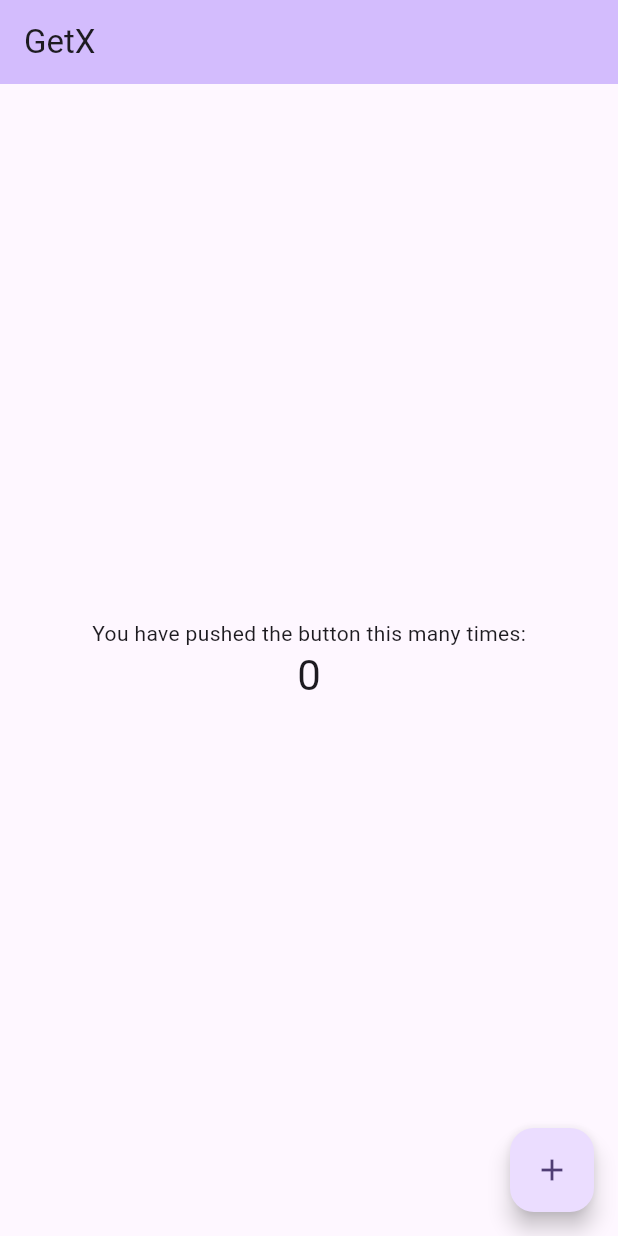
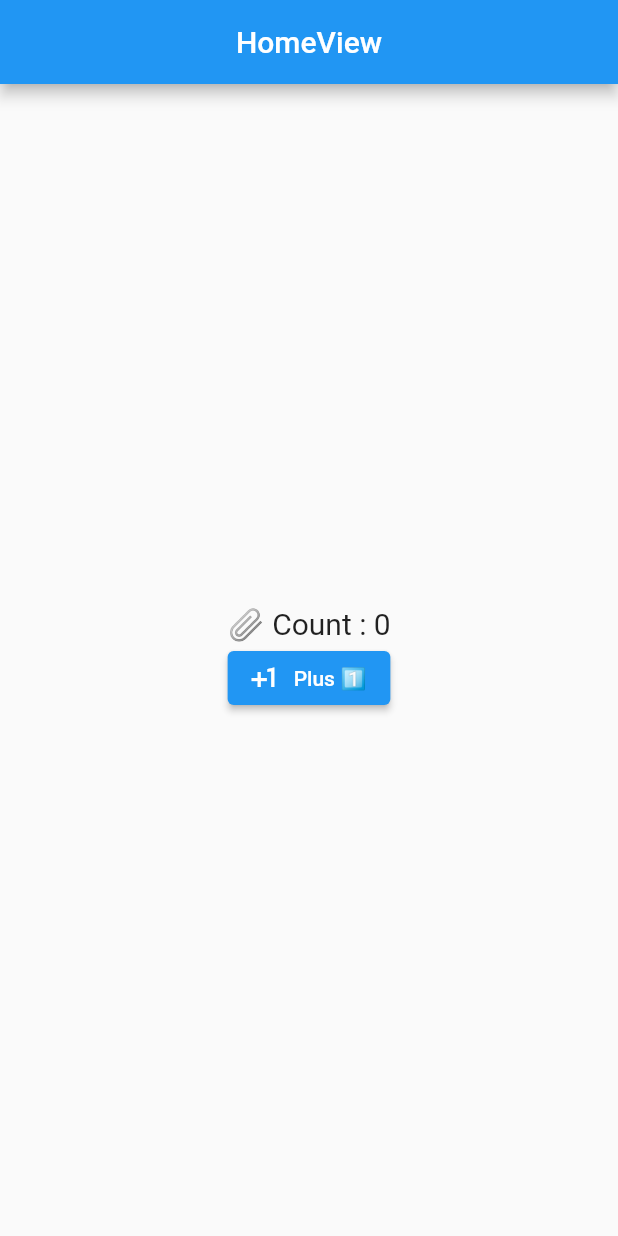
Before and after one commit to Nwarapork/intro-getX, a Flutter app: the screen it shows after launch, on a phone screen of 412 x 824 dp. Run offline on Flutter 3.47's test engine with Material 2 defaults, Android fonts, the phone set to English and light mode, and no system bars; our stand-ins replace get.

Commit message:
getX architecture
get_cli build getX architecture

```diff
--- /dev/null
+++ b/lib/app/modules/home/controllers/home_controller.dart
@@ -0,0 +1,23 @@
+import 'package:get/get.dart';
+
+class HomeController extends GetxController {
+  //TODO: Implement HomeController
+
+  final count = 0.obs;
+  @override
+  void onInit() {
+    super.onInit();
+  }
+
+  @override
+  void onReady() {
+    super.onReady();
+  }
+
+  @override
+  void onClose() {
+    super.onClose();
+  }
+
+  void increment() => count.value++;
+}
--- /dev/null
+++ b/lib/app/modules/home/views/home_view.dart
@@ -0,0 +1,35 @@
+import 'package:flutter/material.dart';
+
+import 'package:get/get.dart';
+
+import '../controllers/home_controller.dart';
+
+class HomeView extends GetView<HomeController> {
+  const HomeView({Key? key}) : super(key: key);
+  @override
+  Widget build(BuildContext context) {
+    return Scaffold(
+        appBar: AppBar(
+          title: const Text('HomeView'),
+          centerTitle: true,
+        ),
+        body: Column(
+          mainAxisAlignment: MainAxisAlignment.center,
+          children: [
+            Center(
+                child: Obx(
+              () => Text(
+                '📎 Count : ${controller.count.value}',
+                style: const TextStyle(fontSize: 20),
+              ),
+            )),
+            ElevatedButton.icon(
+                onPressed: () {
+                  controller.increment();
+                },
+                icon: const Icon(Icons.plus_one),
+                label: const Text('Plus 1️⃣'))
+          ],
+        ));
+  }
+}
--- a/lib/main.dart
+++ b/lib/main.dart
@@ -1,62 +1,15 @@
 import 'package:flutter/material.dart';
+
 import 'package:get/get.dart';
 
+import 'app/routes/app_pages.dart';
+
 void main() {
-  runApp(const MyApp());
+  runApp(
+    GetMaterialApp(
+      title: "Application",
+      initialRoute: AppPages.INITIAL,
+      getPages: AppPages.routes,
+    ),
+  );
 }
-
-class MyApp extends StatelessWidget {
-  const MyApp({super.key});
-
-  // This widget is the root of your application.
-  @override
-  Widget build(BuildContext context) {
-    return GetMaterialApp(
-      title: 'Flutter Demo',
-      theme: ThemeData(
-        colorScheme: ColorScheme.fromSeed(seedColor: Colors.deepPurple),
-        useMaterial3: true,
-      ),
-      home: MyHomePage(),
-    );
-  }
-}
-
-class MyHomePage extends StatelessWidget {
-  final _counter = 0.obs;
-
-  void _incrementCounter() {
-    _counter.value++;
-  }
-
-  @override
-  Widget build(BuildContext context) {
-    return Scaffold(
-      appBar: AppBar(
-        backgroundColor: Theme.of(context).colorScheme.inversePrimary,
-        title: Text("GetX "),
-      ),
-      body: Center(
-        child: Column(
-          mainAxisAlignment: MainAxisAlignment.center,
-          children: <Widget>[
-            const Text(
-              'You have pushed the button this many times:',
-            ),
-            Obx(
-              () => Text(
-                '${_counter.value }',
-                style: Theme.of(context).textTheme.headlineMedium,
-              ),
-            )
-          ],
-        ),
-      ),
-      floatingActionButton: FloatingActionButton(
-        onPressed: _incrementCounter,
-        tooltip: 'Increment',
-        child: const Icon(Icons.add),
-      ), // This trailing comma makes auto-formatting nicer for build methods.
-    );
-  }
-}
```
Also changed, not shown: lib/app/modules/home/bindings/home_binding.dart (added, +12 -0 lines), lib/app/routes/app_pages.dart (added, +20 -0 lines), lib/app/routes/app_routes.dart (added, +12 -0 lines), pubspec.yaml (+5 -76 lines).
